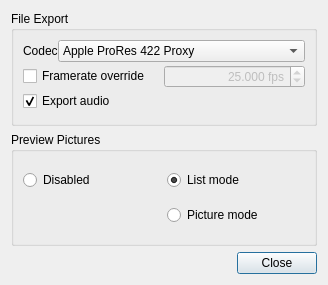
ilia3101/MLV-App, file platform/qt/ExportSettingsDialog.ui: the form before one commit.
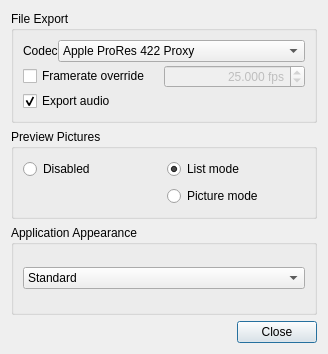
The form after the commit.

Commit message: QtApp: Added selectable DarkStyle

Patch:
```diff
--- a/platform/qt/ExportSettingsDialog.ui
+++ b/platform/qt/ExportSettingsDialog.ui
@@ -7,7 +7,7 @@
     <x>0</x>
     <y>0</y>
     <width>328</width>
-    <height>285</height>
+    <height>354</height>
    </rect>
   </property>
   <property name="windowTitle">
@@ -185,6 +185,29 @@
      </layout>
     </widget>
    </item>
+   <item>
+    <widget class="QGroupBox" name="groupBox_3">
+     <property name="title">
+      <string>Application Appearance</string>
+     </property>
+     <layout class="QGridLayout" name="gridLayout_3">
+      <item row="0" column="0">
+       <widget class="QComboBox" name="comboBoxStyle">
+        <item>
+         <property name="text">
+          <string>Standard</string>
+         </property>
+        </item>
+        <item>
+         <property name="text">
+          <string>DarkStyle</string>
+         </property>
+        </item>
+       </widget>
+      </item>
+     </layout>
+    </widget>
+   </item>
    <item>
     <layout class="QHBoxLayout" name="horizontalLayout_2">
      <item>
```
Left out of the diff: 16 changed lines with no effect on the pictures. The commit also changes 30 other files.
